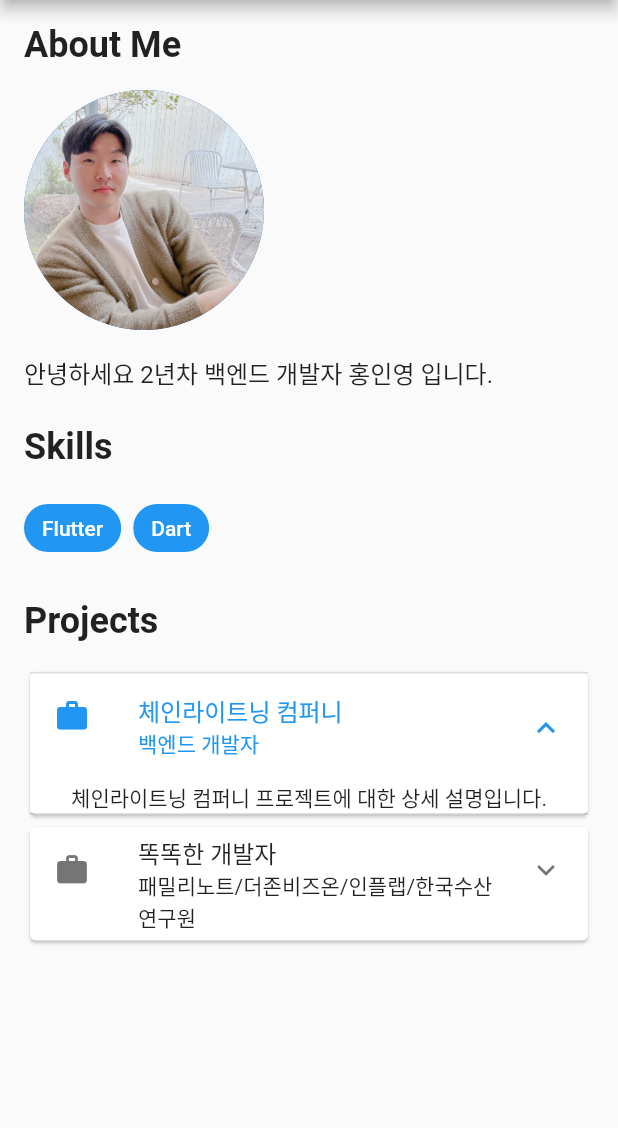
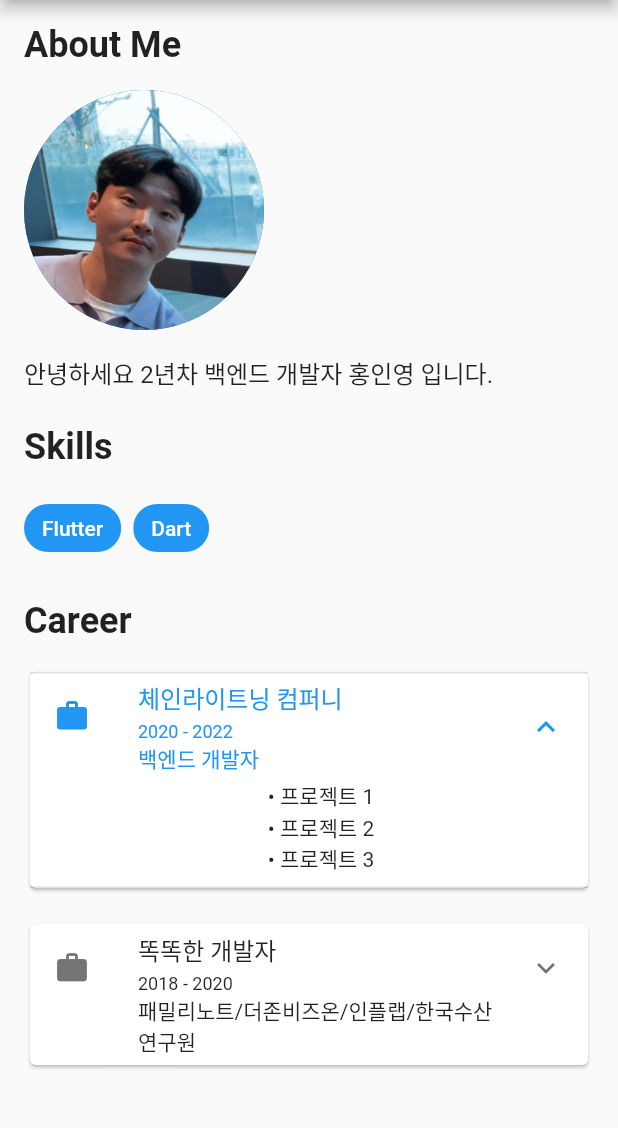
Before and after one commit to IT-HONGREAT/portfolio-flutter, a Flutter app: the screen it shows after launch, after a tap on "체인라이트닝 컴퍼니", on a phone screen of 412 x 824 dp, the part 84-1212 px from its top. Run offline on Flutter 3.47's test engine with Material 2 defaults, Android fonts, the phone set to English and light mode, and no system bars; Roboto replaces fonts that are missing (Arial).

Commit message:
이미지 수정, 스크롤위젯 적용

```diff
--- a/lib/main.dart
+++ b/lib/main.dart
@@ -35,7 +35,8 @@ class PortfolioPage extends StatelessWidget {
         ),
         backgroundColor: Colors.black,
       ),
-      body: Container(
+      body: SingleChildScrollView(
+        child: Container(
           padding: const EdgeInsets.all(16),
           child: Column(
             crossAxisAlignment: CrossAxisAlignment.start,
@@ -50,8 +51,7 @@ class PortfolioPage extends StatelessWidget {
               const SizedBox(height: 16),
               const CircleAvatar(
                 radius: 80,
-              backgroundImage:
-                  AssetImage('assets/profile_image.jpeg'), // 프로필 이미지 추가
+                backgroundImage: AssetImage('assets/profile_image.jpeg'),
               ),
               const SizedBox(height: 16),
               const Text(
@@ -71,57 +71,113 @@ class PortfolioPage extends StatelessWidget {
               const SizedBox(height: 16),
               Row(
                 children: const [
-                Chip(
-                  label: Text('Flutter'),
-                  backgroundColor: Colors.blue,
-                  labelStyle: TextStyle(color: Colors.white),
-                ),
+                  _SkillChip(label: 'Flutter'),
                   SizedBox(width: 8),
-                Chip(
-                  label: Text('Dart'),
-                  backgroundColor: Colors.blue,
-                  labelStyle: TextStyle(color: Colors.white),
-                ),
+                  _SkillChip(label: 'Dart'),
                 ],
               ),
               const SizedBox(height: 24),
               const Text(
-              'Projects',
+                'Career',
                 style: TextStyle(
                   fontSize: 24,
                   fontWeight: FontWeight.bold,
                 ),
               ),
               const SizedBox(height: 16),
-            const Card(
-              child: ExpansionTile(
-                leading: Icon(Icons.work),
-                title: Text('체인라이트닝 컴퍼니'),
-                subtitle: Text('백엔드 개발자'),
-                children: [
-                  Padding(
-                    padding: EdgeInsets.symmetric(horizontal: 16),
-                    child: Text('체인라이트닝 컴퍼니 프로젝트에 대한 상세 설명입니다.'),
+              const _CompanyCard(
+                leadingIcon: Icons.work,
+                companyName: '체인라이트닝 컴퍼니',
+                position: '백엔드 개발자',
+                duration: '2020 - 2022',
+                projects: [
+                  '프로젝트 1',
+                  '프로젝트 2',
+                  '프로젝트 3',
+                ],
+              ),
+              const SizedBox(height: 16),
+              const _CompanyCard(
+                leadingIcon: Icons.work,
+                companyName: '똑똑한 개발자',
+                position: '패밀리노트/더존비즈온/인플랩/한국수산연구원',
+                duration: '2018 - 2020',
+                projects: [
+                  '프로젝트 A',
+                  '프로젝트 B',
+                  '프로젝트 C',
+                ],
               ),
             ],
           ),
-            ),
-            const Card(
-              child: ExpansionTile(
-                leading: Icon(Icons.work),
-                title: Text('똑똑한 개발자'),
-                subtitle: Text('패밀리노트/더존비즈온/인플랩/한국수산연구원'),
-                children: [
-                  Padding(
-                    padding: EdgeInsets.symmetric(horizontal: 16),
-                    child: Text('똑똑한 개발자 프로젝트에 대한 상세 설명입니다.'),
-                  ),
-                ],
-              ),
-            ),
-          ],
         ),
       ),
     );
   }
 }
+
+class _SkillChip extends StatelessWidget {
+  final String label;
+
+  const _SkillChip({Key? key, required this.label}) : super(key: key);
+
+  @override
+  Widget build(BuildContext context) {
+    return Chip(
+      label: Text(
+        label,
+        style: const TextStyle(color: Colors.white),
+      ),
+      backgroundColor: Colors.blue,
+    );
+  }
+}
+
+class _CompanyCard extends StatelessWidget {
+  final IconData leadingIcon;
+  final String companyName;
+  final String position;
+  final String duration;
+  final List<String> projects;
+
+  const _CompanyCard({
+    Key? key,
+    required this.leadingIcon,
+    required this.companyName,
+    required this.position,
+    required this.duration,
+    required this.projects,
+  }) : super(key: key);
+
+  @override
+  Widget build(BuildContext context) {
+    return Card(
+      child: ExpansionTile(
+        leading: Icon(leadingIcon),
+        title: Column(
+          crossAxisAlignment: CrossAxisAlignment.start,
+          children: [
+            Text(companyName),
+            const SizedBox(height: 4),
+            Text(
+              duration,
+              style: const TextStyle(fontSize: 12),
+            ),
+          ],
+        ),
+        subtitle: Text(position),
+        children: [
+          Padding(
+            padding: const EdgeInsets.only(left: 16, bottom: 8),
+            child: Column(
+              crossAxisAlignment: CrossAxisAlignment.start,
+              children: projects.map((project) {
+                return Text('• $project');
+              }).toList(),
+            ),
+          ),
+        ],
+      ),
+    );
+  }
+}
```
Also changed, not shown: assets/profile_image.jpeg. Lines whose indentation alone changed are shown as unchanged.
